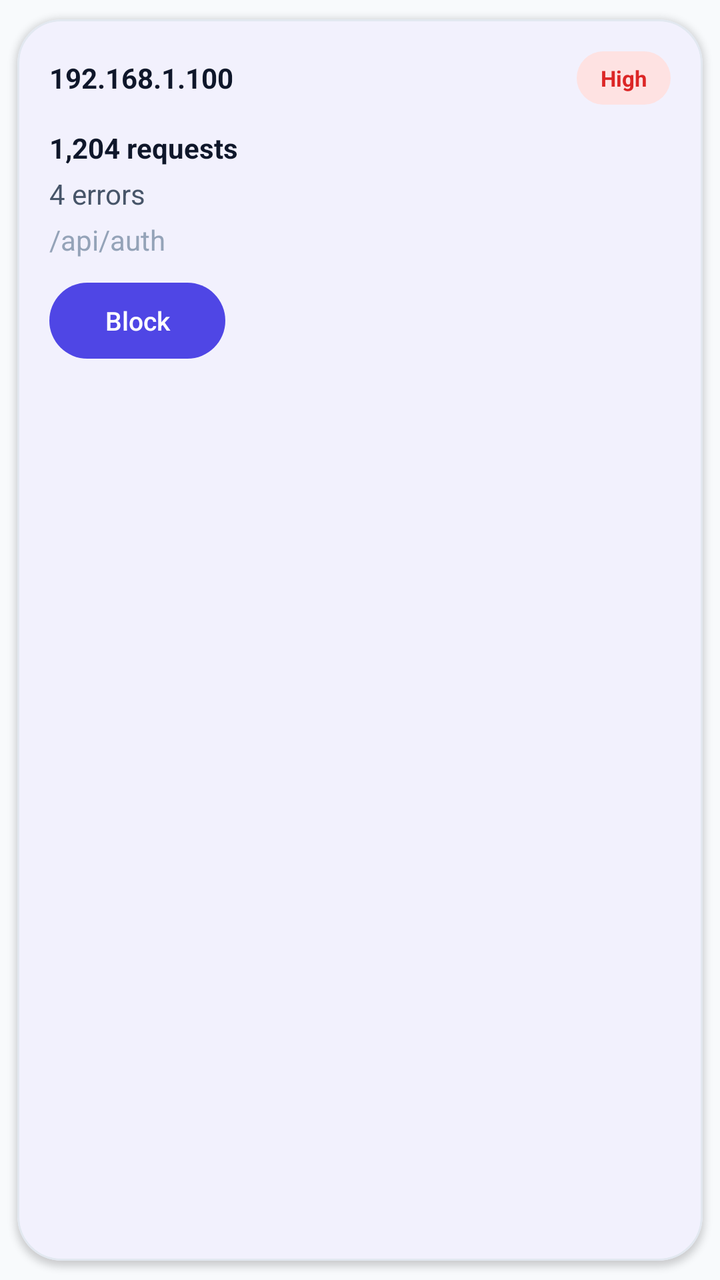
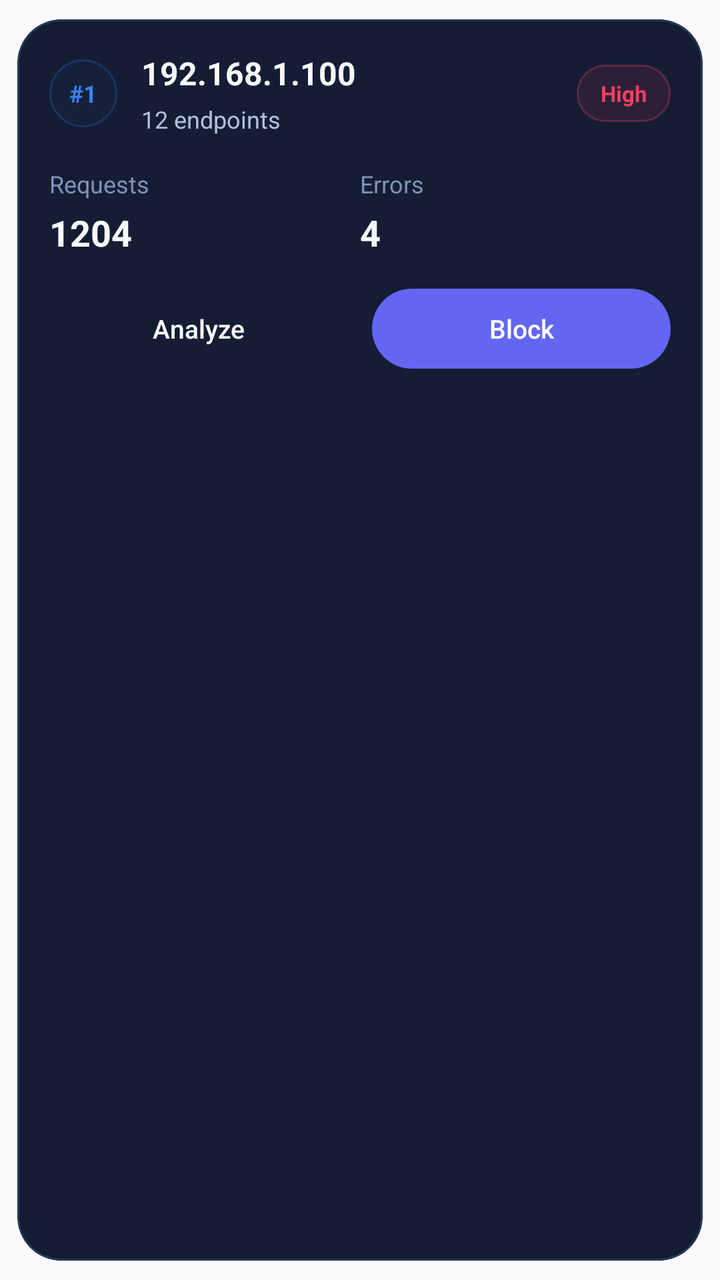

Two renders of the same Android screen: before a commit and after it. Below are the layout's source before the change and the commit's diff.
<!-- AndroidManifest.xml: application theme Theme.VirtualLabAdmin -->
<!-- res/layout/item_ddos_top_ip.xml -->
<?xml version="1.0" encoding="utf-8"?>
<com.google.android.material.card.MaterialCardView xmlns:android="http://schemas.android.com/apk/res/android"
    xmlns:app="http://schemas.android.com/apk/res-auto"
    style="@style/Widget.VirtualLab.Card"
    android:layout_width="match_parent"
    android:layout_height="wrap_content"
    android:layout_marginBottom="@dimen/space_sm">

    <LinearLayout
        android:layout_width="match_parent"
        android:layout_height="wrap_content"
        android:orientation="vertical"
        android:padding="@dimen/space_md">

        <LinearLayout
            android:layout_width="match_parent"
            android:layout_height="wrap_content"
            android:gravity="center_vertical"
            android:orientation="horizontal">

            <TextView
                android:id="@+id/ip"
                android:layout_width="0dp"
                android:layout_height="wrap_content"
                android:layout_weight="1"
                android:text="192.168.1.100"
                android:textColor="@color/text_primary"
                android:textStyle="bold" />

            <TextView
                android:id="@+id/rf"
                android:layout_width="wrap_content"
                android:layout_height="wrap_content"
                android:background="@drawable/bg_chip_red_soft"
                android:paddingLeft="12dp"
                android:paddingTop="6dp"
                android:paddingRight="12dp"
                android:paddingBottom="6dp"
                android:text="High"
                android:textColor="@color/danger"
                android:textSize="11sp"
                android:textStyle="bold" />
        </LinearLayout>

        <TextView
            android:id="@+id/total"
            android:layout_width="wrap_content"
            android:layout_height="wrap_content"
            android:layout_marginTop="@dimen/space_sm"
            android:text="1,204 requests"
            android:textColor="@color/text_primary"
            android:textStyle="bold" />

        <TextView
            android:id="@+id/errors"
            android:layout_width="wrap_content"
            android:layout_height="wrap_content"
            android:layout_marginTop="4dp"
            android:text="4 errors"
            android:textColor="@color/text_muted" />

        <TextView
            android:id="@+id/endpoints"
            android:layout_width="wrap_content"
            android:layout_height="wrap_content"
            android:layout_marginTop="4dp"
            android:text="/api/auth"
            android:textColor="@color/text_soft" />

        <com.google.android.material.button.MaterialButton
            android:id="@+id/block"
            style="@style/Widget.VirtualLab.Button.Small"
            android:layout_width="wrap_content"
            android:layout_height="@dimen/btn_h_sm"
            android:layout_marginTop="@dimen/space_sm"
            android:text="Block"
            android:textColor="@android:color/white"
            app:backgroundTint="@color/brand" />
    </LinearLayout>
</com.google.android.material.card.MaterialCardView>
<!-- resources referenced by this layout -->
<resources>
  <color name="brand">#4F46E5</color>
  <color name="danger">#DC2626</color>
  <color name="text_muted">#475569</color>
  <color name="text_primary">#0F172A</color>
  <color name="text_soft">#94A3B8</color>
  <dimen name="btn_h_sm">38dp</dimen>
  <dimen name="space_md">16dp</dimen>
  <dimen name="space_sm">12dp</dimen>
  <!-- drawable bg_chip_red_soft (drawable) -->
  <?xml version="1.0" encoding="utf-8"?>
  <shape xmlns:android="http://schemas.android.com/apk/res/android">
      <corners android:radius="999dp" />
      <solid android:color="@color/chip_red_bg" />
  </shape>
  <style name="Widget.VirtualLab.Button.Small" parent="Widget.VirtualLab.Button">
          <item name="android:minHeight">@dimen/btn_h_sm</item>
          <item name="android:textSize">13sp</item>
          <item name="android:paddingLeft">@dimen/space_sm</item>
          <item name="android:paddingRight">@dimen/space_sm</item>
      </style>
  <style name="Widget.VirtualLab.Card" parent="Widget.Material3.CardView.Outlined">
          <item name="cardBackgroundColor">@color/bg_surface</item>
          <item name="strokeColor">@color/stroke</item>
          <item name="strokeWidth">1dp</item>
          <item name="cardCornerRadius">@dimen/radius_lg</item>
          <item name="cardElevation">2dp</item>
          <item name="cardUseCompatPadding">true</item>
      </style>
  <color name="chip_red_bg">#FEE2E2</color>
  <style name="Widget.VirtualLab.Button" parent="Widget.Material3.Button">
          <item name="android:textAllCaps">false</item>
          <item name="android:insetLeft">0dp</item>
          <item name="android:insetRight">0dp</item>
          <item name="android:insetTop">0dp</item>
          <item name="android:insetBottom">0dp</item>
          <item name="android:minHeight">@dimen/btn_h</item>
          <item name="cornerRadius">@dimen/radius_lg</item>
          <item name="android:letterSpacing">0</item>
          <item name="elevation">0dp</item>
      </style>
  <color name="bg_surface">#FFFFFF</color>
  <color name="stroke">#E2E8F0</color>
  <dimen name="radius_lg">22dp</dimen>
  <color name="bg_dark">#F8FAFC</color>
  <style name="Widget.VirtualLab.TextInputLayout.Outlined" parent="Widget.Material3.TextInputLayout.OutlinedBox">
          <item name="boxStrokeColor">@color/stroke</item>
          <item name="hintTextColor">@color/text_muted</item>
          <item name="boxStrokeWidth">1dp</item>
          <item name="boxStrokeWidthFocused">2dp</item>
          <item name="boxCornerRadiusTopStart">@dimen/radius_lg</item>
          <item name="boxCornerRadiusTopEnd">@dimen/radius_lg</item>
          <item name="boxCornerRadiusBottomStart">@dimen/radius_lg</item>
          <item name="boxCornerRadiusBottomEnd">@dimen/radius_lg</item>
          <item name="boxBackgroundColor">@android:color/white</item>
      </style>
  <dimen name="btn_h">54dp</dimen>
  <!-- unchanged entries left out for length: 1 -->
</resources>

<!-- the commit's change to res/layout/item_ddos_top_ip.xml (unified diff, before → after) -->
@@ -1,10 +1,15 @@
 <?xml version="1.0" encoding="utf-8"?>
 <com.google.android.material.card.MaterialCardView xmlns:android="http://schemas.android.com/apk/res/android"
     xmlns:app="http://schemas.android.com/apk/res-auto"
-    style="@style/Widget.VirtualLab.Card"
     android:layout_width="match_parent"
     android:layout_height="wrap_content"
-    android:layout_marginBottom="@dimen/space_sm">
+    android:layout_marginBottom="@dimen/space_sm"
+    app:cardBackgroundColor="@color/ddos_surface"
+    app:cardCornerRadius="22dp"
+    app:cardElevation="0dp"
+    app:rippleColor="#223B82F6"
+    app:strokeColor="@color/ddos_stroke"
+    app:strokeWidth="1dp">
 
     <LinearLayout
         android:layout_width="match_parent"
@@ -19,62 +24,139 @@
             android:orientation="horizontal">
 
             <TextView
-                android:id="@+id/ip"
+                android:id="@+id/rank"
+                android:layout_width="34dp"
+                android:layout_height="34dp"
+                android:background="@drawable/bg_ddos_chip_blue"
+                android:gravity="center"
+                android:text="#1"
+                android:textColor="@color/ddos_blue"
+                android:textSize="12sp"
+                android:textStyle="bold" />
+
+            <LinearLayout
                 android:layout_width="0dp"
                 android:layout_height="wrap_content"
+                android:layout_marginStart="@dimen/space_sm"
                 android:layout_weight="1"
-                android:text="192.168.1.100"
-                android:textColor="@color/text_primary"
-                android:textStyle="bold" />
+                android:orientation="vertical">
+
+                <TextView
+                    android:id="@+id/ip"
+                    android:layout_width="wrap_content"
+                    android:layout_height="wrap_content"
+                    android:text="192.168.1.100"
+                    android:textColor="@color/ddos_text_primary"
+                    android:textSize="16sp"
+                    android:textStyle="bold" />
+
+                <TextView
+                    android:id="@+id/endpoints"
+                    android:layout_width="wrap_content"
+                    android:layout_height="wrap_content"
+                    android:layout_marginTop="4dp"
+                    android:text="12 endpoints"
+                    android:textColor="@color/ddos_text_secondary"
+                    android:textSize="12sp" />
+            </LinearLayout>
 
             <TextView
                 android:id="@+id/rf"
                 android:layout_width="wrap_content"
                 android:layout_height="wrap_content"
-                android:background="@drawable/bg_chip_red_soft"
-                android:paddingLeft="12dp"
-                android:paddingTop="6dp"
-                android:paddingRight="12dp"
-                android:paddingBottom="6dp"
+                android:background="@drawable/bg_ddos_badge_danger"
+                android:paddingStart="12dp"
+                android:paddingTop="7dp"
+                android:paddingEnd="12dp"
+                android:paddingBottom="7dp"
                 android:text="High"
-                android:textColor="@color/danger"
+                android:textColor="@color/ddos_red"
                 android:textSize="11sp"
                 android:textStyle="bold" />
         </LinearLayout>
 
-        <TextView
-            android:id="@+id/total"
-            android:layout_width="wrap_content"
+        <LinearLayout
+            android:layout_width="match_parent"
             android:layout_height="wrap_content"
-            android:layout_marginTop="@dimen/space_sm"
-            android:text="1,204 requests"
-            android:textColor="@color/text_primary"
-            android:textStyle="bold" />
+            android:layout_marginTop="@dimen/space_md"
+            android:orientation="horizontal">
 
-        <TextView
-            android:id="@+id/errors"
-            android:layout_width="wrap_content"
+            <LinearLayout
+                android:layout_width="0dp"
+                android:layout_height="wrap_content"
+                android:layout_weight="1"
+                android:orientation="vertical">
+
+                <TextView
+                    android:layout_width="wrap_content"
+                    android:layout_height="wrap_content"
+                    android:text="Requests"
+                    android:textColor="@color/ddos_text_soft"
+                    android:textSize="12sp" />
+
+                <TextView
+                    android:id="@+id/total"
+                    android:layout_width="wrap_content"
+                    android:layout_height="wrap_content"
+                    android:layout_marginTop="4dp"
+                    android:text="1204"
+                    android:textColor="@color/ddos_text_primary"
+                    android:textSize="18sp"
+                    android:textStyle="bold" />
+            </LinearLayout>
+
+            <LinearLayout
+                android:layout_width="0dp"
+                android:layout_height="wrap_content"
+                android:layout_weight="1"
+                android:orientation="vertical">
+
+                <TextView
+                    android:layout_width="wrap_content"
+                    android:layout_height="wrap_content"
+                    android:text="Errors"
+                    android:textColor="@color/ddos_text_soft"
+                    android:textSize="12sp" />
+
+                <TextView
+                    android:id="@+id/errors"
+                    android:layout_width="wrap_content"
+                    android:layout_height="wrap_content"
+                    android:layout_marginTop="4dp"
+                    android:text="4"
+                    android:textColor="@color/ddos_text_primary"
+                    android:textSize="18sp"
+                    android:textStyle="bold" />
+            </LinearLayout>
+        </LinearLayout>
+
+        <LinearLayout
+            android:layout_width="match_parent"
             android:layout_height="wrap_content"
-            android:layout_marginTop="4dp"
-            android:text="4 errors"
-            android:textColor="@color/text_muted" />
+            android:layout_marginTop="@dimen/space_md"
+            android:orientation="horizontal">
 
-        <TextView
-            android:id="@+id/endpoints"
-            android:layout_width="wrap_content"
-            android:layout_height="wrap_content"
-            android:layout_marginTop="4dp"
-            android:text="/api/auth"
-            android:textColor="@color/text_soft" />
+            <com.google.android.material.button.MaterialButton
+                android:id="@+id/analyze"
+                style="@style/Widget.VirtualLab.Button.Small"
+                android:layout_width="0dp"
+                android:layout_height="40dp"
+                android:layout_weight="1"
+                android:background="@drawable/bg_ddos_button_secondary"
+                android:text="Analyze"
+                android:textColor="@color/ddos_text_primary"
+                app:backgroundTint="@android:color/transparent" />
 
-        <com.google.android.material.button.MaterialButton
-            android:id="@+id/block"
-            style="@style/Widget.VirtualLab.Button.Small"
-            android:layout_width="wrap_content"
-            android:layout_height="@dimen/btn_h_sm"
-            android:layout_marginTop="@dimen/space_sm"
-            android:text="Block"
-            android:textColor="@android:color/white"
-            app:backgroundTint="@color/brand" />
+            <com.google.android.material.button.MaterialButton
+                android:id="@+id/block"
+                style="@style/Widget.VirtualLab.Button.Small"
+                android:layout_width="0dp"
+                android:layout_height="40dp"
+                android:layout_marginStart="@dimen/space_sm"
+                android:layout_weight="1"
+                android:text="Block"
+                android:textColor="@android:color/white"
+                app:backgroundTint="@color/ddos_indigo" />
+        </LinearLayout>
     </LinearLayout>
 </com.google.android.material.card.MaterialCardView>
<!-- resource entries referenced after the edit -->
@@ -1,18 +1,45 @@
 <!-- resources referenced by this layout -->
 <resources>
+  <color name="ddos_blue">#3B82F6</color>
+  <color name="ddos_indigo">#6366F1</color>
+  <color name="ddos_red">#F43F5E</color>
+  <color name="ddos_stroke">#263656</color>
+  <color name="ddos_surface">#141D34</color>
+  <color name="ddos_text_primary">#F8FAFC</color>
+  <color name="ddos_text_secondary">#AFC0DF</color>
+  <color name="ddos_text_soft">#7F93B8</color>
   <color name="brand">#4F46E5</color>
-  <color name="danger">#DC2626</color>
   <color name="text_muted">#475569</color>
   <color name="text_primary">#0F172A</color>
-  <color name="text_soft">#94A3B8</color>
   <dimen name="btn_h_sm">38dp</dimen>
   <dimen name="space_md">16dp</dimen>
   <dimen name="space_sm">12dp</dimen>
-  <!-- drawable bg_chip_red_soft (drawable) -->
+  <!-- drawable bg_ddos_badge_danger (drawable) -->
   <?xml version="1.0" encoding="utf-8"?>
   <shape xmlns:android="http://schemas.android.com/apk/res/android">
       <corners android:radius="999dp" />
-      <solid android:color="@color/chip_red_bg" />
+      <solid android:color="#1AF43F5E" />
+      <stroke
+          android:width="1dp"
+          android:color="#4DF43F5E" />
+  </shape>
+  <!-- drawable bg_ddos_button_secondary (drawable) -->
+  <?xml version="1.0" encoding="utf-8"?>
+  <shape xmlns:android="http://schemas.android.com/apk/res/android">
+      <corners android:radius="16dp" />
+      <solid android:color="#1B2742" />
+      <stroke
+          android:width="1dp"
+          android:color="#31446D" />
+  </shape>
+  <!-- drawable bg_ddos_chip_blue (drawable) -->
+  <?xml version="1.0" encoding="utf-8"?>
+  <shape xmlns:android="http://schemas.android.com/apk/res/android">
+      <corners android:radius="999dp" />
+      <solid android:color="#18284576" />
+      <stroke
+          android:width="1dp"
+          android:color="#3B3B82F6" />
   </shape>
   <style name="Widget.VirtualLab.Button.Small" parent="Widget.VirtualLab.Button">
           <item name="android:minHeight">@dimen/btn_h_sm</item>
@@ -28,7 +55,6 @@
           <item name="cardElevation">2dp</item>
           <item name="cardUseCompatPadding">true</item>
       </style>
-  <color name="chip_red_bg">#FEE2E2</color>
   <style name="Widget.VirtualLab.Button" parent="Widget.Material3.Button">
           <item name="android:textAllCaps">false</item>
           <item name="android:insetLeft">0dp</item>
